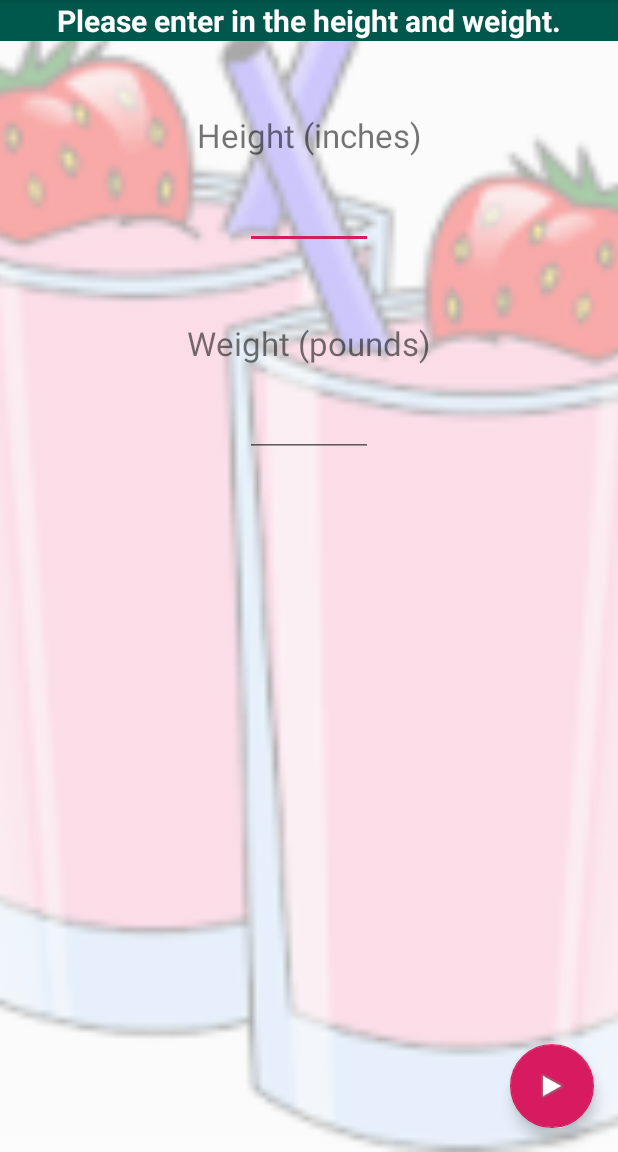
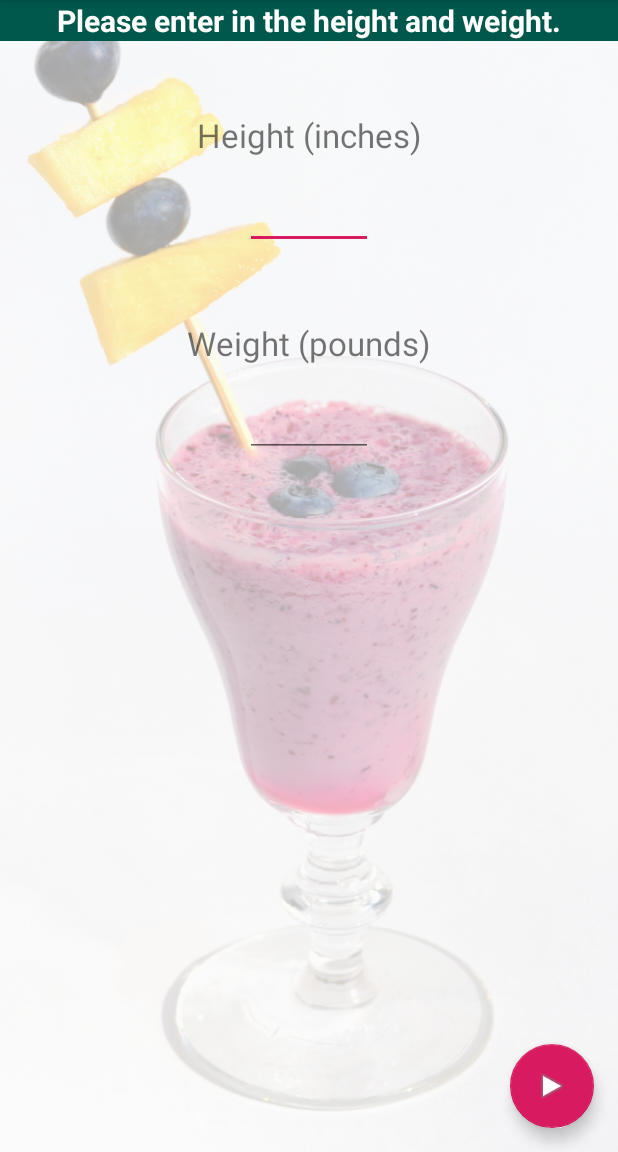
Before and after one commit to afarntrog/bmi-calc, an Android app: the screen it shows after launch (MainActivity), on a phone screen of 412 x 824 dp, the part 84-1236 px from its top. Run offline under Robolectric (Android 15) with nearby library versions, the phone set to English and light mode, and no system bars.

Commit message:
fixed background image

```diff
--- a/app/src/main/res/layout/background.xml
+++ b/app/src/main/res/layout/background.xml
@@ -3,7 +3,7 @@
     android:layout_width="match_parent"
     android:layout_height="match_parent"
     android:alpha=".33"
-    android:src="@drawable/smoothie"
+    android:src="@drawable/blueberrysmoothie"
     android:contentDescription="@string/background_image"
     android:scaleType="centerCrop">
 
```
Also changed, not shown: app/src/main/res/drawable-hdpi/blueberrysmoothie.png (added), app/src/main/res/drawable-mdpi/blueberrysmoothie.png (added), 3 other files.
